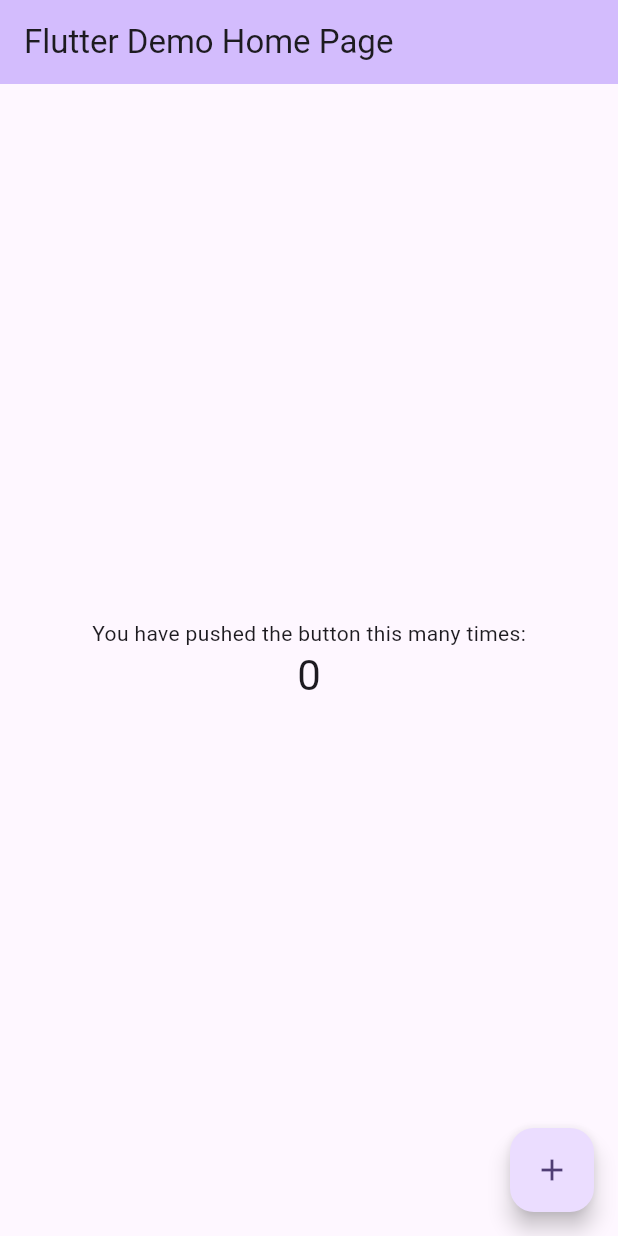
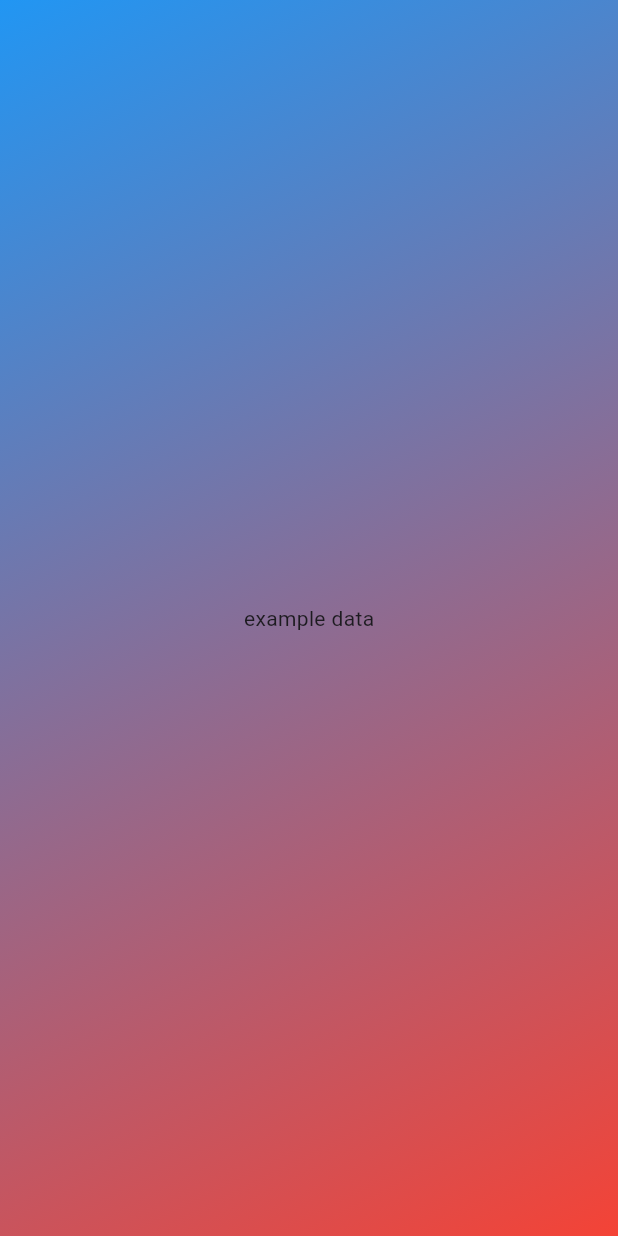
Before and after one commit to MateuszWisniewskii/Roll-a-Dice-App, a Flutter app: the screen it shows after launch, on a phone screen of 412 x 824 dp. Run offline on Flutter 3.47's test engine with Material 3 defaults, Android fonts, the light colour scheme and no system bars.

Commit message:
Small changes. Gradient for the background added.

```diff
--- a/lib/main.dart
+++ b/lib/main.dart
@@ -1,122 +1,21 @@
 import 'package:flutter/material.dart';
 
 void main() {
-  runApp(const MyApp());
-}
-
-class MyApp extends StatelessWidget {
-  const MyApp({super.key});
-
-  // This widget is the root of your application.
-  @override
-  Widget build(BuildContext context) {
-    return MaterialApp(
-      title: 'Flutter Demo',
-      theme: ThemeData(
-        // This is the theme of your application.
-        //
-        // TRY THIS: Try running your application with "flutter run". You'll see
-        // the application has a purple toolbar. Then, without quitting the app,
-        // try changing the seedColor in the colorScheme below to Colors.green
-        // and then invoke "hot reload" (save your changes or press the "hot
-        // reload" button in a Flutter-supported IDE, or press "r" if you used
-        // the command line to start the app).
-        //
-        // Notice that the counter didn't reset back to zero; the application
-        // state is not lost during the reload. To reset the state, use hot
-        // restart instead.
-        //
-        // This works for code too, not just values: Most code changes can be
-        // tested with just a hot reload.
-        colorScheme: ColorScheme.fromSeed(seedColor: Colors.deepPurple),
-      ),
-      home: const MyHomePage(title: 'Flutter Demo Home Page'),
-    );
-  }
-}
-
-class MyHomePage extends StatefulWidget {
-  const MyHomePage({super.key, required this.title});
-
-  // This widget is the home page of your application. It is stateful, meaning
-  // that it has a State object (defined below) that contains fields that affect
-  // how it looks.
-
-  // This class is the configuration for the state. It holds the values (in this
-  // case the title) provided by the parent (in this case the App widget) and
-  // used by the build method of the State. Fields in a Widget subclass are
-  // always marked "final".
-
-  final String title;
-
-  @override
-  State<MyHomePage> createState() => _MyHomePageState();
-}
-
-class _MyHomePageState extends State<MyHomePage> {
-  int _counter = 0;
-
-  void _incrementCounter() {
-    setState(() {
-      // This call to setState tells the Flutter framework that something has
-      // changed in this State, which causes it to rerun the build method below
-      // so that the display can reflect the updated values. If we changed
-      // _counter without calling setState(), then the build method would not be
-      // called again, and so nothing would appear to happen.
-      _counter++;
-    });
-  }
-
-  @override
-  Widget build(BuildContext context) {
-    // This method is rerun every time setState is called, for instance as done
-    // by the _incrementCounter method above.
-    //
-    // The Flutter framework has been optimized to make rerunning build methods
-    // fast, so that you can just rebuild anything that needs updating rather
-    // than having to individually change instances of widgets.
-    return Scaffold(
-      appBar: AppBar(
-        // TRY THIS: Try changing the color here to a specific color (to
-        // Colors.amber, perhaps?) and trigger a hot reload to see the AppBar
-        // change color while the other colors stay the same.
-        backgroundColor: Theme.of(context).colorScheme.inversePrimary,
-        // Here we take the value from the MyHomePage object that was created by
-        // the App.build method, and use it to set our appbar title.
-        title: Text(widget.title),
-      ),
-      body: Center(
-        // Center is a layout widget. It takes a single child and positions it
-        // in the middle of the parent.
-        child: Column(
-          // Column is also a layout widget. It takes a list of children and
-          // arranges them vertically. By default, it sizes itself to fit its
-          // children horizontally, and tries to be as tall as its parent.
-          //
-          // Column has various properties to control how it sizes itself and
-          // how it positions its children. Here we use mainAxisAlignment to
-          // center the children vertically; the main axis here is the vertical
-          // axis because Columns are vertical (the cross axis would be
-          // horizontal).
-          //
-          // TRY THIS: Invoke "debug painting" (choose the "Toggle Debug Paint"
-          // action in the IDE, or press "p" in the console), to see the
-          // wireframe for each widget.
-          mainAxisAlignment: MainAxisAlignment.center,
-          children: <Widget>[
-            const Text('You have pushed the button this many times:'),
-            Text(
-              '$_counter',
-              style: Theme.of(context).textTheme.headlineMedium,
+  runApp(
+    MaterialApp(
+      home: Scaffold(
+        backgroundColor: Colors.indigoAccent,
+        body: Container(
+          decoration: BoxDecoration(
+            gradient: LinearGradient(
+              begin: Alignment.topLeft,
+              end: Alignment.bottomRight,
+              colors: [Colors.blue, Colors.red],
             ),
-          ],
+          ),
+          child: Center(child: Text("example data")),
         ),
       ),
-      floatingActionButton: FloatingActionButton(
-        onPressed: _incrementCounter,
-        tooltip: 'Increment',
-        child: const Icon(Icons.add),
-      ), // This trailing comma makes auto-formatting nicer for build methods.
-    );
-  }
+    ),
+  );
 }
```
Also changed, not shown: lib/dice-images/dice-1.png (added), lib/dice-images/dice-2.png (added), lib/dice-images/dice-3.png (added), lib/dice-images/dice-4.png (added), lib/dice-images/dice-5.png (added), lib/dice-images/dice-6.png (added), 1 other file.
